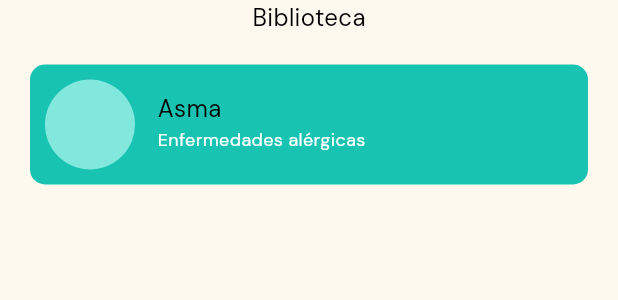
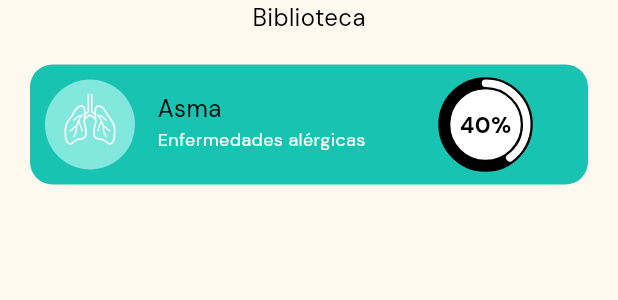
Before and after one commit to Chachitos/pocket-pedia, a Flutter app: the LibraryPage widget shown alone on an empty page, opened directly, on a phone screen of 412 x 824 dp. Shown: the top 300 px of the screen. Run offline on Flutter 3.47's test engine with Material 3 defaults, Android fonts, the phone set to English and light mode, and no system bars; drawn by our look-alikes of percent_indicator; our stand-ins replace google_fonts, persistent_bottom_nav_bar; network calls fail.

Commit message:
done with example of library widget

```diff
--- a/lib/pages/main/library_page.dart
+++ b/lib/pages/main/library_page.dart
@@ -1,4 +1,5 @@
 import 'package:flutter/material.dart';
+import 'package:percent_indicator/circular_percent_indicator.dart';
 import 'package:pocketpedia/styles/color/app_colors.dart';
 
 class LibraryPage extends StatefulWidget {
@@ -24,7 +25,7 @@ class _LibraryPageState extends State<LibraryPage> {
             height: 80,
             width: double.infinity,
             decoration: BoxDecoration(
-                borderRadius: BorderRadius.circular(10), color: AppColors.teal),
+                borderRadius: BorderRadius.circular(15), color: AppColors.teal),
             child: Row(
               mainAxisAlignment: MainAxisAlignment.start,
               crossAxisAlignment: CrossAxisAlignment.center,
@@ -42,6 +43,17 @@ class _LibraryPageState extends State<LibraryPage> {
                       ),
                     ),
 
+                    Positioned(
+                      left: 22.5,
+                      top: 9,
+                      child: Image.asset(
+                        color: Colors.white,
+                        'assets/vectors/biblioteca/human_11847175.png',
+                        width: 35,
+                        height: 35,
+                      ),
+                    )
+
                     //Image.asset(name)
                   ],
                 ),
@@ -58,7 +70,33 @@ class _LibraryPageState extends State<LibraryPage> {
                           style: TextStyle(color: Colors.white, fontSize: 12))
                     ],
                   ),
-                )
+                ),
+                Padding(
+                  padding: const EdgeInsets.only(left: 50.0),
+                  child: Stack(children: [
+                    Container(
+                      height: 60,
+                      width: 60,
+                      decoration: BoxDecoration(
+                          color: Colors.white,
+                          borderRadius: BorderRadius.circular(50)),
+                    ),
+                    CircularPercentIndicator(
+                      radius: 30,
+                      backgroundWidth: 8,
+                      backgroundColor: Colors.black,
+                      lineWidth: 5.0,
+                      percent: 0.4,
+                      center: new Text(
+                        "40%",
+                        style: new TextStyle(
+                            fontWeight: FontWeight.bold, fontSize: 15.0),
+                      ),
+                      circularStrokeCap: CircularStrokeCap.round,
+                      progressColor: Colors.white,
+                    ),
+                  ]),
+                ),
               ],
             ),
           ),
```
